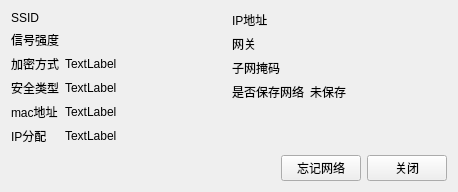
Above: Gui/Options/apinfo.ui from rpdhunter/swbox before the change. Below: the same form after it.
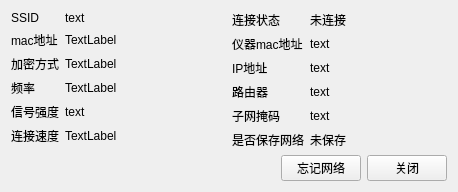
That is the form after the change.

Patch:
```diff
--- a/Gui/Options/apinfo.ui
+++ b/Gui/Options/apinfo.ui
@@ -13,8 +13,10 @@
   <property name="windowTitle">
    <string>Dialog</string>
   </property>
-  <layout class="QGridLayout" name="gridLayout" columnstretch="1,1">
-   <item row="0" column="0" rowspan="2">
+  <layout class="QVBoxLayout" name="verticalLayout">
+   <item>
+    <layout class="QHBoxLayout" name="horizontalLayout_2">
+     <item>
     <layout class="QFormLayout" name="formLayout">
      <item row="0" column="0">
       <widget class="QLabel" name="label">
@@ -26,70 +28,70 @@
      <item row="0" column="1">
       <widget class="QLabel" name="lab_SSID">
        <property name="text">
-        <string/>
+          <string>text</string>
        </property>
       </widget>
      </item>
      <item row="1" column="0">
-      <widget class="QLabel" name="label_2">
-       <property name="text">
-        <string>信号强度</string>
-       </property>
-      </widget>
-     </item>
-     <item row="1" column="1">
-      <widget class="QLabel" name="lab_intensity">
-       <property name="text">
-        <string/>
-       </property>
-      </widget>
-     </item>
-     <item row="2" column="0">
-      <widget class="QLabel" name="label_3">
-       <property name="text">
-        <string>加密方式</string>
-       </property>
-      </widget>
-     </item>
-     <item row="2" column="1">
-      <widget class="QLabel" name="lab_jiami">
-       <property name="text">
-        <string>TextLabel</string>
-       </property>
-      </widget>
-     </item>
-     <item row="3" column="0">
-      <widget class="QLabel" name="label_4">
-       <property name="text">
-        <string>安全类型</string>
-       </property>
-      </widget>
-     </item>
-     <item row="3" column="1">
-      <widget class="QLabel" name="lab_anquan">
-       <property name="text">
-        <string>TextLabel</string>
-       </property>
-      </widget>
-     </item>
-     <item row="4" column="0">
       <widget class="QLabel" name="label_5">
        <property name="text">
         <string>mac地址</string>
        </property>
       </widget>
      </item>
-     <item row="4" column="1">
+       <item row="1" column="1">
       <widget class="QLabel" name="lab_mac">
        <property name="text">
         <string>TextLabel</string>
        </property>
       </widget>
      </item>
+       <item row="2" column="0">
+        <widget class="QLabel" name="label_3">
+         <property name="text">
+          <string>加密方式</string>
+         </property>
+        </widget>
+       </item>
+       <item row="2" column="1">
+        <widget class="QLabel" name="lab_safty">
+         <property name="text">
+          <string>TextLabel</string>
+         </property>
+        </widget>
+       </item>
+       <item row="3" column="0">
+        <widget class="QLabel" name="label_4">
+         <property name="text">
+          <string>频率</string>
+         </property>
+        </widget>
+       </item>
+       <item row="3" column="1">
+        <widget class="QLabel" name="lab_freq">
+         <property name="text">
+          <string>TextLabel</string>
+         </property>
+        </widget>
+       </item>
+       <item row="4" column="0">
+        <widget class="QLabel" name="label_2">
+         <property name="text">
+          <string>信号强度</string>
+         </property>
+        </widget>
+       </item>
+       <item row="4" column="1">
+        <widget class="QLabel" name="lab_signallevel">
+         <property name="text">
+          <string>text</string>
+         </property>
+        </widget>
+       </item>
      <item row="5" column="0">
       <widget class="QLabel" name="label_6">
        <property name="text">
-        <string>IP分配</string>
+          <string>连接速度</string>
        </property>
       </widget>
      </item>
@@ -102,67 +104,97 @@
      </item>
     </layout>
    </item>
-   <item row="0" column="1">
+     <item>
     <layout class="QFormLayout" name="formLayout_2">
      <item row="0" column="0">
+        <widget class="QLabel" name="label_11">
+         <property name="text">
+          <string>连接状态</string>
+         </property>
+        </widget>
+       </item>
+       <item row="0" column="1">
+        <widget class="QLabel" name="lab_connect_status">
+         <property name="text">
+          <string>未连接</string>
+         </property>
+        </widget>
+       </item>
+       <item row="1" column="0">
+        <widget class="QLabel" name="label_8">
+         <property name="text">
+          <string>仪器mac地址</string>
+         </property>
+        </widget>
+       </item>
+       <item row="1" column="1">
+        <widget class="QLabel" name="lab_pd_mac">
+         <property name="text">
+          <string>text</string>
+         </property>
+        </widget>
+       </item>
+       <item row="2" column="0">
       <widget class="QLabel" name="label_7">
        <property name="text">
         <string>IP地址</string>
        </property>
       </widget>
      </item>
-     <item row="0" column="1">
+       <item row="2" column="1">
       <widget class="QLabel" name="lab_IP">
        <property name="text">
-        <string/>
+          <string>text</string>
        </property>
       </widget>
      </item>
-     <item row="1" column="0">
-      <widget class="QLabel" name="label_8">
-       <property name="text">
-        <string>网关</string>
-       </property>
-      </widget>
-     </item>
-     <item row="1" column="1">
-      <widget class="QLabel" name="lab_gate">
-       <property name="text">
-        <string/>
-       </property>
-      </widget>
-     </item>
-     <item row="2" column="0">
+       <item row="4" column="0">
       <widget class="QLabel" name="label_9">
        <property name="text">
         <string>子网掩码</string>
        </property>
       </widget>
      </item>
-     <item row="2" column="1">
+       <item row="4" column="1">
       <widget class="QLabel" name="lab_mask">
        <property name="text">
-        <string/>
+          <string>text</string>
        </property>
       </widget>
      </item>
-     <item row="3" column="0">
+       <item row="5" column="0">
       <widget class="QLabel" name="label_10">
        <property name="text">
         <string>是否保存网络</string>
        </property>
       </widget>
      </item>
-     <item row="3" column="1">
+       <item row="5" column="1">
       <widget class="QLabel" name="lab_saveconnect">
        <property name="text">
         <string>未保存</string>
        </property>
       </widget>
      </item>
-    </layout>
-   </item>
-   <item row="1" column="1">
+       <item row="3" column="1">
+        <widget class="QLabel" name="lab_gate">
+         <property name="text">
+          <string>text</string>
+         </property>
+        </widget>
+       </item>
+       <item row="3" column="0">
+        <widget class="QLabel" name="label_12">
+         <property name="text">
+          <string>路由器</string>
+         </property>
+        </widget>
+       </item>
+      </layout>
+     </item>
+    </layout>
+   </item>
+   <item>
     <layout class="QHBoxLayout" name="horizontalLayout">
      <item>
       <spacer name="horizontalSpacer">
```
Left out of the diff: 2 changed lines with no effect on the pictures. Lines whose indentation alone changed are shown as unchanged.
